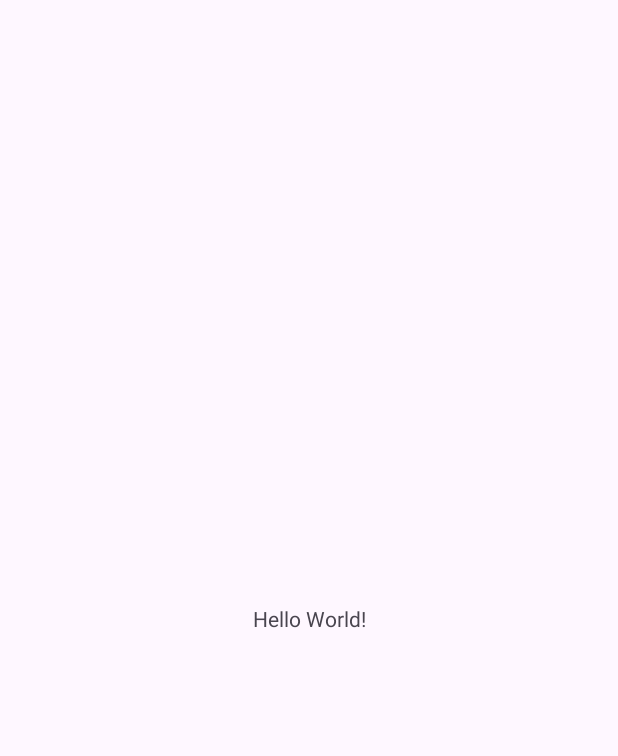
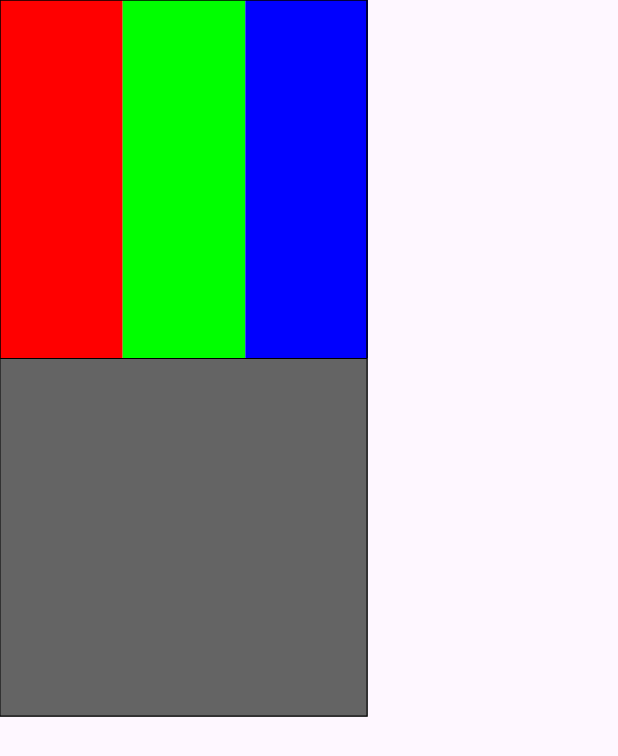
Before and after one commit to RobFillingham/MobileDevelopment, an Android app: the screen it shows after launch (MainActivity), on a phone screen of 412 x 824 dp. Before the commit the part shown is almost empty. Shown: the top 756 px of the screen. Run offline under Robolectric (Android 15) with nearby library versions, the phone set to English and light mode, and no system bars.

Commit message:
Tarea Terminada

```diff
--- a/Actividad14ControlesPersonalizados14/app/src/main/java/com/example/actividad14_controlespersonalizados14/MainActivity.java
+++ b/Actividad14ControlesPersonalizados14/app/src/main/java/com/example/actividad14_controlespersonalizados14/MainActivity.java
@@ -1,6 +1,7 @@
 package com.example.actividad14_controlespersonalizados14;
 
 import android.os.Bundle;
+import android.widget.Toast;
 
 import androidx.activity.EdgeToEdge;
 import androidx.appcompat.app.AppCompatActivity;
@@ -20,6 +21,17 @@ public class MainActivity extends AppCompatActivity {
             v.setPadding(systemBars.left, systemBars.top, systemBars.right, systemBars.bottom);
             return insets;
         });
+
+
+
+        SelectColor sc = findViewById(R.id.selectorColor);
+
+        sc.setOnColorListener(new OnSelectedColorListener() {
+            @Override
+            public void onSelectedColor(int color){
+                Toast.makeText( MainActivity.this, "Color: " + color, Toast.LENGTH_SHORT).show();
+            }
+        });
     }
 
 
--- /dev/null
+++ b/Actividad14ControlesPersonalizados14/app/src/main/java/com/example/actividad14_controlespersonalizados14/OnSelectedColorListener.java
@@ -0,0 +1,5 @@
+package com.example.actividad14_controlespersonalizados14;
+
+public interface OnSelectedColorListener {
+    void onSelectedColor(int Color);
+}
--- a/Actividad14ControlesPersonalizados14/app/src/main/java/com/example/actividad14_controlespersonalizados14/SelectColor.java
+++ b/Actividad14ControlesPersonalizados14/app/src/main/java/com/example/actividad14_controlespersonalizados14/SelectColor.java
@@ -1,14 +1,20 @@
 package com.example.actividad14_controlespersonalizados14;
 
 import android.content.Context;
+import android.graphics.Canvas;
+import android.graphics.Color;
+import android.graphics.Paint;
 import android.util.AttributeSet;
+import android.view.MotionEvent;
 import android.view.View;
 
+import androidx.annotation.NonNull;
 import androidx.annotation.Nullable;
 
 public class SelectColor extends View {
 
-    private int color=100;
+    private int color=100, color1=100, color2=100;
+    private OnSelectedColorListener listener = null;
 
     public SelectColor(Context context) {
         super(context);
@@ -26,6 +32,12 @@ public class SelectColor extends View {
         super(context, attrs, defStyleAttr, defStyleRes);
     }
 
+    public void setOnColorListener(OnSelectedColorListener listener){
+        this.listener=listener;
+    }
+
+
+    //definimos el alto y largo del view
     @Override
     protected void onMeasure(int widthMeasureSpec, int heightMeasureSpec) {
         int ancho = calcularAncho(widthMeasureSpec);
@@ -52,4 +64,76 @@ public class SelectColor extends View {
         }
         return res;
     }
+
+
+
+    @Override
+    protected void onDraw(Canvas canvas) {
+        float alto = getMeasuredHeight();
+        float ancho = getMeasuredWidth();
+
+
+        Paint pRelleno = new Paint();
+        pRelleno.setStyle(Paint.Style.FILL);
+
+        //Blanco
+        pRelleno.setColor(Color.RED);
+        canvas.drawRect(0, 0, ancho/3f, alto/2f, pRelleno);
+
+        //Negro
+        pRelleno.setColor(Color.GREEN);
+        canvas.drawRect(ancho/3f, 0f, 2*ancho/3, alto/2f, pRelleno);
+
+        //Azul
+        pRelleno.setColor(Color.BLUE);
+        canvas.drawRect(2*ancho/3f, 0f, ancho, alto/2f, pRelleno);
+
+        //Color Seleccionado
+        pRelleno.setColor(Color.argb(255, color, color1, color2));
+        canvas.drawRect(0, alto/2f, ancho, alto, pRelleno);
+
+        //Marco del control
+        Paint pBorde = new Paint();
+        pRelleno.setStyle(Paint.Style.STROKE);
+        pRelleno.setColor(Color.BLACK);
+        canvas.drawRect(0, 0, ancho-1, alto/2, pRelleno);
+        canvas.drawRect(0, 0, ancho-1, alto-1, pRelleno);
+    }
+
+    @Override
+    public boolean onTouchEvent(MotionEvent event) {
+        if(event.getY()>0 && event.getY()<getMeasuredHeight()/2){
+            if(event.getX()>0 && event.getX()<getMeasuredWidth()) {
+                if(event.getX()<getMeasuredWidth()/3) {
+                    //red
+                    color += 5;
+                    if (color > 255)
+                        color = 0;
+                }else if(event.getX()>getMeasuredWidth()/3 && event.getX()<2*getMeasuredWidth()/3){
+                    //green
+                    color1 += 5;
+                    if (color1 > 255) {
+                        color1 = 255;
+                    }
+                }else{
+                    //blue
+                    color2 += 5;
+                    if (color2 > 255) {
+                        color2 = 255;
+                    }
+                }
+                this.invalidate();
+            }
+        }else if(event.getY()>getMeasuredHeight()/2 && event.getY()<getMeasuredHeight()){
+            color1=0;
+            color2=0;
+            color=0;
+            this.invalidate();
+            listener.onSelectedColor(color);
+        }
+        return super.onTouchEvent(event);
+    }
+
+
+
 }
--- a/Actividad14ControlesPersonalizados14/app/src/main/res/layout/activity_main.xml
+++ b/Actividad14ControlesPersonalizados14/app/src/main/res/layout/activity_main.xml
@@ -16,4 +16,11 @@
         app:layout_constraintStart_toStartOf="parent"
         app:layout_constraintTop_toTopOf="parent" />
 
+    <com.example.actividad14_controlespersonalizados14.SelectColor
+        android:layout_width="245dp"
+        android:layout_height="478dp"
+        tools:ignore="MissingConstraints"
+        android:id="@+id/selectorColor"
+        />
+
 </androidx.constraintlayout.widget.ConstraintLayout>
```
